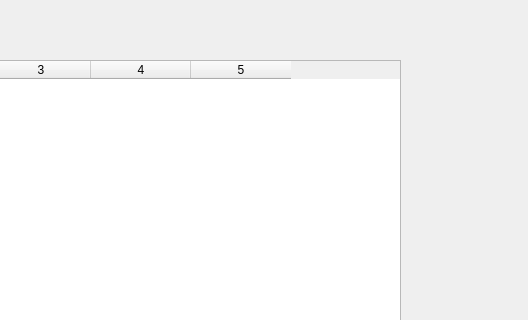
Old version of the form QYXCQ/cardOverView.ui in the repository limbo-china/QYXCQ; both pictures show x 260 to 788 and y 0 to 320 of the 788 by 641 pixel window.
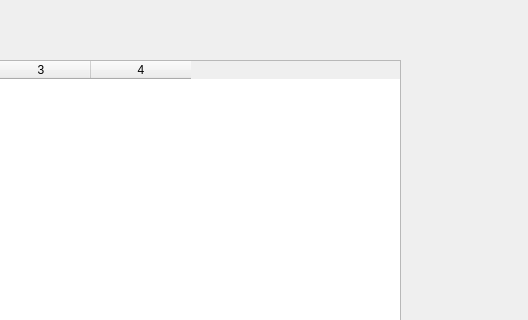
New version of the form.

```diff
--- a/QYXCQ/cardOverView.ui
+++ b/QYXCQ/cardOverView.ui
@@ -26,13 +26,12 @@
     <bool>true</bool>
    </property>
    <property name="columnCount">
-    <number>5</number>
+    <number>4</number>
    </property>
    <column/>
    <column/>
    <column/>
    <column/>
-   <column/>
   </widget>
  </widget>
  <resources/>
```
